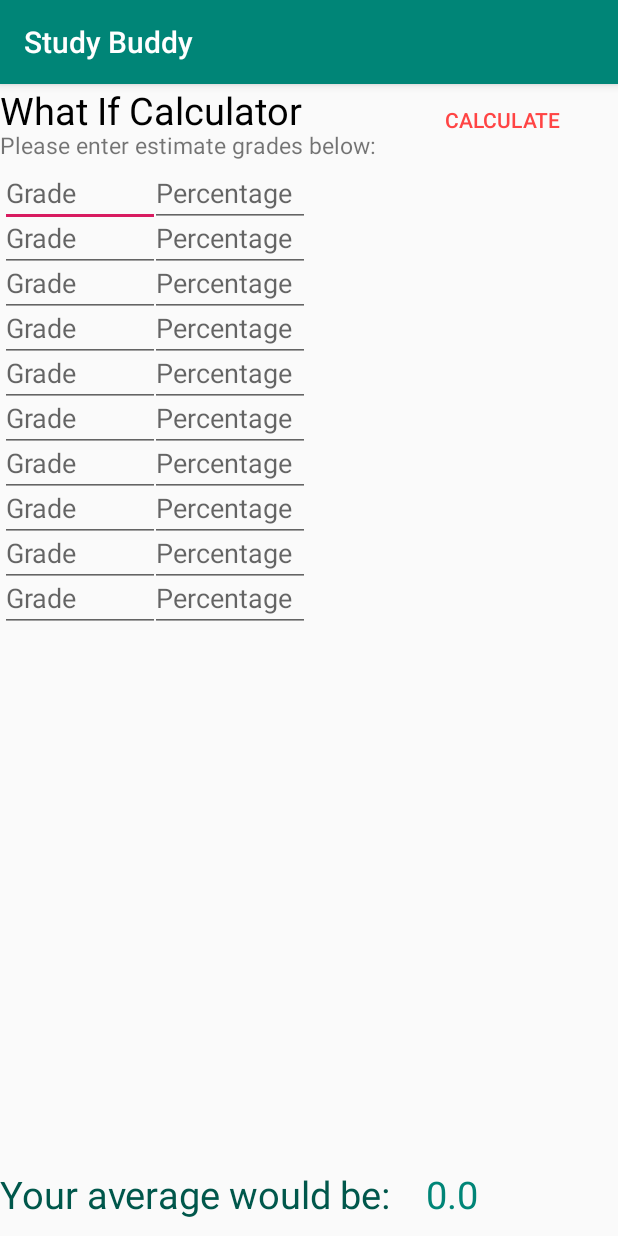
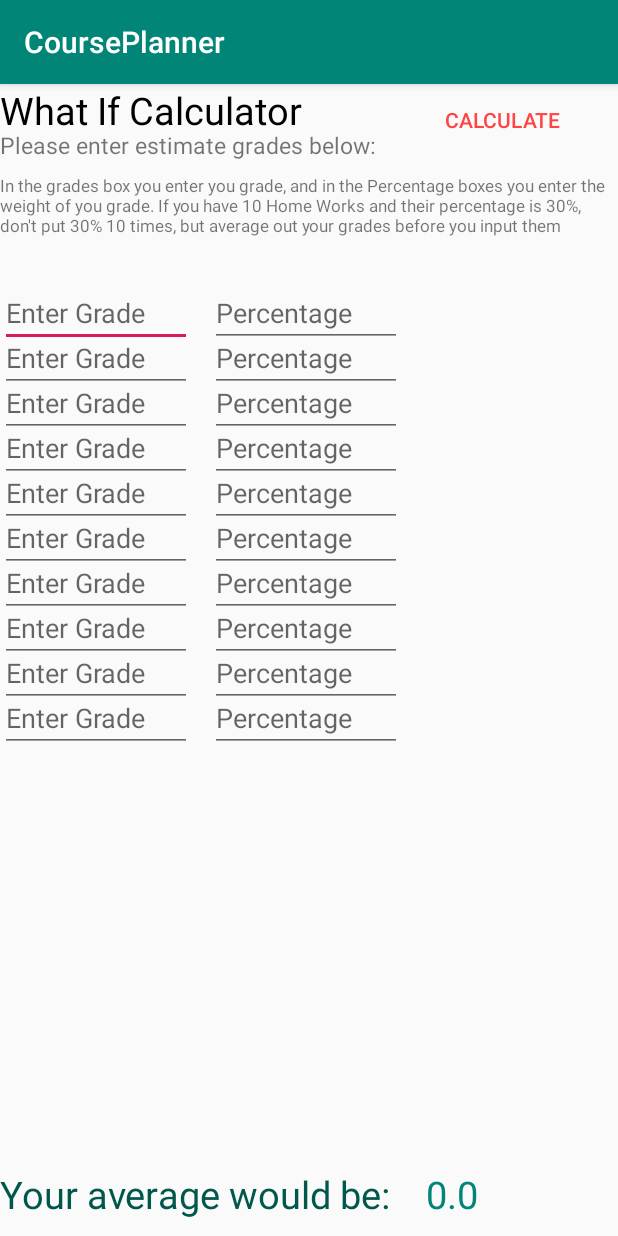
Before and after one commit to alyazyah/sister-software, an Android app: the WhatIfCalculator screen opened directly, with no data from a screen before it, after a tap on "CALCULATE", on a phone screen of 412 x 824 dp. Run offline under Robolectric (Android 15) with nearby library versions, the phone set to English and light mode, and no system bars.

Commit message:
The last version of GUI what if calculator changed
i love and appreciate u sureyya <3 -alyazia

```diff
--- a/app/src/main/java/com/example/ecesu/courseplanner/WhatIfCalculator.java
+++ b/app/src/main/java/com/example/ecesu/courseplanner/WhatIfCalculator.java
@@ -1,5 +1,6 @@
 package com.example.ecesu.courseplanner;
 
+import android.content.Context;
 import android.support.design.widget.Snackbar;
 import android.support.v7.app.AppCompatActivity;
 import android.os.Bundle;
@@ -8,6 +9,7 @@ import android.view.View;
 import android.widget.Button;
 import android.widget.EditText;
 import android.widget.TextView;
+import android.widget.Toast;
 
 import static java.lang.Double.*;
 
@@ -39,6 +41,7 @@ public class WhatIfCalculator extends AppCompatActivity {
     double weights[]=new double[10]; //array for weights
     double totalw; // variable to check number of weights
 
+
     @Override
     protected void onCreate(Bundle savedInstanceState) {
         super.onCreate(savedInstanceState);
@@ -67,20 +70,17 @@ public class WhatIfCalculator extends AppCompatActivity {
         weight10=findViewById(R.id.weight10);
 
 
-       //button CALCULATE that calculates the end result
+
+        //button CALCULATE that calculates the end result
         Button whatif = findViewById(R.id.WhatIf);
 
         //the text view variable of avarage grades,
         averagegrades = findViewById(R.id.average);
 
-        /*// calculate total number of weights entered
-        for (int i = 0; i < 10; i++) {
-            totalw = weights[i];
-        }*/
 
         //snackbar for error message
-       // Snackbar snackbar;
-       // snackbar = Snackbar.make(whatif, "The weights must add up to 100!", Snackbar.LENGTH_LONG);
+        // Snackbar snackbar;
+        // snackbar = Snackbar.make(whatif, "The weights must add up to 100!", Snackbar.LENGTH_LONG);
 
         /*// if the total weights are greater than a 100, display an error message
         if (totalw > 100)
@@ -199,30 +199,36 @@ public class WhatIfCalculator extends AppCompatActivity {
                     weights[9]=0.0;
 
                 // calculate total number of weights entered
-                for (int i = 0; i < 10; i++) {
-                    totalw = weights[i];
+                for (int i = 0; i < 10; i++)
+                {
+                    totalw = totalw + weights[i];
                 }
+
+                //loops for average
+                for (int i=0; i<10;i++){
+                    result+=((grades[i]*weights[i])/100);
+                }
+                //testing if the result is shown when calculate is press
+                //yes the button works!
+                Double resulttext = parseDouble(String.format("%.2f",result));
 
                 // if the total weights are greater than a 100, display an error message
                 if (totalw > 100)
                 {
                     Button whatif = findViewById(R.id.WhatIf);
                     Snackbar snackbar;
-                    snackbar = Snackbar.make(whatif, "The weights must add up to 100!", Snackbar.LENGTH_LONG);
+                    snackbar = Snackbar.make(whatif, "Caution! The weights add up to more than 100!", Snackbar.LENGTH_LONG);
                     snackbar.show();
+                    averagegrades.setText(Double.toString(resulttext));
                 }
 
-                //loops for average
+                else
+                    averagegrades.setText(Double.toString(resulttext));
 
-                for (int i=0; i<10;i++){
-                    result+=((grades[i]*weights[i])/100);
-                }
-                //testing if the result is shown when calculate is press
-                //yes the button works!
-                Double resulttext = parseDouble(String.format("%.2f",result));
-                averagegrades.setText(Double.toString(resulttext));
                 result = 0.0;
+
             }
+
         });
 
     }
--- a/app/src/main/res/layout/activity_what_if_calculator.xml
+++ b/app/src/main/res/layout/activity_what_if_calculator.xml
@@ -24,14 +24,21 @@
         android:layout_gravity="center_horizontal"
         android:textSize="25sp"/>
 
+    <TextView
+        android:layout_width="match_parent"
+        android:layout_height="wrap_content"
+        android:text="In the grades box you enter you grade, and in the Percentage boxes you enter the weight of you grade. If you have 10 Home Works and their percentage is 30%, don't put 30% 10 times, but average out your grades before you input them "
+        android:textSize="11sp"
+        android:layout_marginTop="60dp"/>
+
     <EditText
         android:id="@+id/grade1"
         android:layout_width="wrap_content"
         android:layout_height="wrap_content"
         android:layout_alignParentTop="true"
-        android:layout_marginTop="50dp"
-        android:ems="5"
-        android:hint="Grade"
+        android:layout_marginTop="130dp"
+        android:ems="6"
+        android:hint="Enter Grade"
         android:inputType="numberDecimal" />
 
     <EditText
@@ -39,9 +46,9 @@
         android:layout_width="wrap_content"
         android:layout_height="wrap_content"
         android:layout_alignParentTop="true"
-        android:layout_marginTop="80dp"
-        android:ems="5"
-        android:hint="Grade"
+        android:layout_marginTop="160dp"
+        android:ems="6"
+        android:hint="Enter Grade"
         android:inputType="numberDecimal" />
 
     <EditText
@@ -49,9 +56,9 @@
         android:layout_width="wrap_content"
         android:layout_height="wrap_content"
         android:layout_alignParentTop="true"
-        android:layout_marginTop="110dp"
-        android:ems="5"
-        android:hint="Grade"
+        android:layout_marginTop="190dp"
+        android:ems="6"
+        android:hint="Enter Grade"
         android:inputType="numberDecimal" />
 
     <EditText
@@ -59,9 +66,9 @@
         android:layout_width="wrap_content"
         android:layout_height="wrap_content"
         android:layout_alignParentTop="true"
-        android:layout_marginTop="140dp"
-        android:ems="5"
-        android:hint="Grade"
+        android:layout_marginTop="220dp"
+        android:ems="6"
+        android:hint="Enter Grade"
         android:inputType="numberDecimal" />
 
     <EditText
@@ -69,9 +76,9 @@
         android:layout_width="wrap_content"
         android:layout_height="wrap_content"
         android:layout_alignParentTop="true"
-        android:layout_marginTop="170dp"
-        android:ems="5"
-        android:hint="Grade"
+        android:layout_marginTop="250dp"
+        android:ems="6"
+        android:hint="Enter Grade"
         android:inputType="numberDecimal" />
 
     <EditText
@@ -79,9 +86,9 @@
         android:layout_width="wrap_content"
         android:layout_height="wrap_content"
         android:layout_alignParentTop="true"
-        android:layout_marginTop="200dp"
-        android:ems="5"
-        android:hint="Grade"
+        android:layout_marginTop="280dp"
+        android:ems="6"
+        android:hint="Enter Grade"
         android:inputType="numberDecimal" />
 
     <EditText
@@ -89,9 +96,9 @@
         android:layout_width="wrap_content"
         android:layout_height="wrap_content"
         android:layout_alignParentTop="true"
-        android:layout_marginTop="230dp"
-        android:ems="5"
-        android:hint="Grade"
+        android:layout_marginTop="310dp"
+        android:ems="6"
+        android:hint="Enter Grade"
         android:inputType="numberDecimal" />
 
     <EditText
@@ -99,9 +106,9 @@
         android:layout_width="wrap_content"
         android:layout_height="wrap_content"
         android:layout_alignParentTop="true"
-        android:layout_marginTop="260dp"
-        android:ems="5"
-        android:hint="Grade"
+        android:layout_marginTop="340dp"
+        android:ems="6"
+        android:hint="Enter Grade"
         android:inputType="numberDecimal" />
 
     <EditText
@@ -109,9 +116,9 @@
         android:layout_width="wrap_content"
         android:layout_height="wrap_content"
         android:layout_alignParentTop="true"
-        android:layout_marginTop="290dp"
-        android:ems="5"
-        android:hint="Grade"
+        android:layout_marginTop="370dp"
+        android:ems="6"
+        android:hint="Enter Grade"
         android:inputType="numberDecimal" />
 
     <EditText
@@ -119,9 +126,9 @@
         android:layout_width="wrap_content"
         android:layout_height="wrap_content"
         android:layout_alignParentTop="true"
-        android:layout_marginTop="320dp"
-        android:ems="5"
-        android:hint="Grade"
+        android:layout_marginTop="400dp"
+        android:ems="6"
+        android:hint="Enter Grade"
         android:inputType="numberDecimal" />
 
 
@@ -130,10 +137,10 @@
         android:layout_width="wrap_content"
         android:layout_height="wrap_content"
         android:layout_alignParentTop="true"
-        android:layout_marginTop="50dp"
-        android:layout_marginStart="100dp"
-        android:layout_marginLeft="100dp"
-        android:ems="5"
+        android:layout_marginTop="130dp"
+        android:layout_marginStart="140dp"
+        android:layout_marginLeft="140dp"
+        android:ems="6"
         android:hint="Percentage"
         android:inputType="numberDecimal" />
 
@@ -143,10 +150,10 @@
         android:layout_width="wrap_content"
         android:layout_height="wrap_content"
         android:layout_alignParentTop="true"
-        android:layout_marginTop="80dp"
-        android:layout_marginStart="100dp"
-        android:layout_marginLeft="100dp"
-        android:ems="5"
+        android:layout_marginTop="160dp"
+        android:layout_marginStart="140dp"
+        android:layout_marginLeft="140dp"
+        android:ems="6"
         android:hint="Percentage"
         android:inputType="numberDecimal" />
 
@@ -155,10 +162,10 @@
         android:layout_width="wrap_content"
         android:layout_height="wrap_content"
         android:layout_alignParentTop="true"
-        android:layout_marginTop="110dp"
-        android:layout_marginStart="100dp"
-        android:layout_marginLeft="100dp"
-        android:ems="5"
+        android:layout_marginTop="190dp"
+        android:layout_marginStart="140dp"
+        android:layout_marginLeft="140dp"
+        android:ems="6"
         android:hint="Percentage"
         android:inputType="numberDecimal" />
 
@@ -167,22 +174,22 @@
         android:layout_width="wrap_content"
         android:layout_height="wrap_content"
         android:layout_alignParentTop="true"
-        android:layout_marginTop="140dp"
-        android:layout_marginStart="100dp"
-        android:layout_marginLeft="100dp"
-        android:ems="5"
+        android:layout_marginTop="220dp"
+        android:layout_marginStart="140dp"
+        android:layout_marginLeft="140dp"
+        android:ems="6"
         android:hint="Percentage"
-        android:inputType="numberDecimal" />
+        android:inputType="numberDecimal"/>
 
     <EditText
         android:id="@+id/weight5"
         android:layout_width="wrap_content"
         android:layout_height="wrap_content"
         android:layout_alignParentTop="true"
-        android:layout_marginTop="170dp"
-        android:layout_marginStart="100dp"
-        android:layout_marginLeft="100dp"
-        android:ems="5"
+        android:layout_marginTop="250dp"
+        android:layout_marginStart="140dp"
+        android:layout_marginLeft="140dp"
+        android:ems="6"
         android:hint="Percentage"
         android:inputType="numberDecimal" />
 
@@ -191,10 +198,10 @@
         android:layout_width="wrap_content"
         android:layout_height="wrap_content"
         android:layout_alignParentTop="true"
-        android:layout_marginTop="200dp"
-        android:layout_marginStart="100dp"
-        android:layout_marginLeft="100dp"
-        android:ems="5"
+        android:layout_marginTop="280dp"
+        android:layout_marginStart="140dp"
+        android:layout_marginLeft="140dp"
+        android:ems="6"
         android:hint="Percentage"
         android:inputType="numberDecimal" />
 
@@ -203,10 +210,10 @@
         android:layout_width="wrap_content"
         android:layout_height="wrap_content"
         android:layout_alignParentTop="true"
-        android:layout_marginTop="230dp"
-        android:layout_marginStart="100dp"
-        android:layout_marginLeft="100dp"
-        android:ems="5"
+        android:layout_marginTop="310dp"
+        android:layout_marginStart="140dp"
+        android:layout_marginLeft="140dp"
+        android:ems="6"
         android:hint="Percentage"
         android:inputType="numberDecimal" />
 
@@ -215,22 +222,22 @@
         android:layout_width="wrap_content"
         android:layout_height="wrap_content"
         android:layout_alignParentTop="true"
-        android:layout_marginTop="260dp"
-        android:layout_marginStart="100dp"
-        android:layout_marginLeft="100dp"
-        android:ems="5"
+        android:layout_marginTop="340dp"
+        android:layout_marginStart="140dp"
+        android:layout_marginLeft="140dp"
+        android:ems="6"
         android:hint="Percentage"
-        android:inputType="numberDecimal" />
+        android:inputType="numberDecimal"/>
 
     <EditText
         android:id="@+id/weight9"
         android:layout_width="wrap_content"
         android:layout_height="wrap_content"
         android:layout_alignParentTop="true"
-        android:layout_marginTop="290dp"
-        android:layout_marginStart="100dp"
-        android:layout_marginLeft="100dp"
-        android:ems="5"
+        android:layout_marginTop="370dp"
+        android:layout_marginStart="140dp"
+        android:layout_marginLeft="140dp"
+        android:ems="6"
         android:hint="Percentage"
         android:inputType="numberDecimal" />
 
@@ -239,10 +246,10 @@
         android:layout_width="wrap_content"
         android:layout_height="wrap_content"
         android:layout_alignParentTop="true"
-        android:layout_marginStart="100dp"
-        android:layout_marginLeft="100dp"
-        android:layout_marginTop="320dp"
-        android:ems="5"
+        android:layout_marginTop="400dp"
+        android:layout_marginStart="140dp"
+        android:layout_marginLeft="140dp"
+        android:ems="6"
         android:hint="Percentage"
         android:inputType="numberDecimal" />
 
--- a/app/src/main/res/values/strings.xml
+++ b/app/src/main/res/values/strings.xml
@@ -1,4 +1,4 @@
 <resources>
-    <string name="app_name">Study Buddy</string>
+    <string name="app_name">CoursePlanner</string>
 
 </resources>
```
